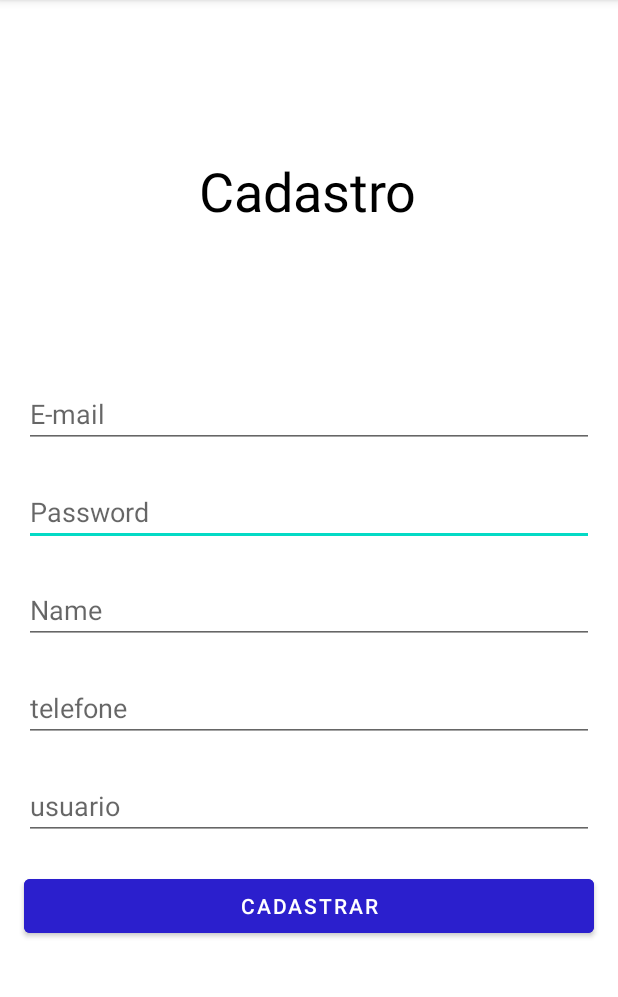
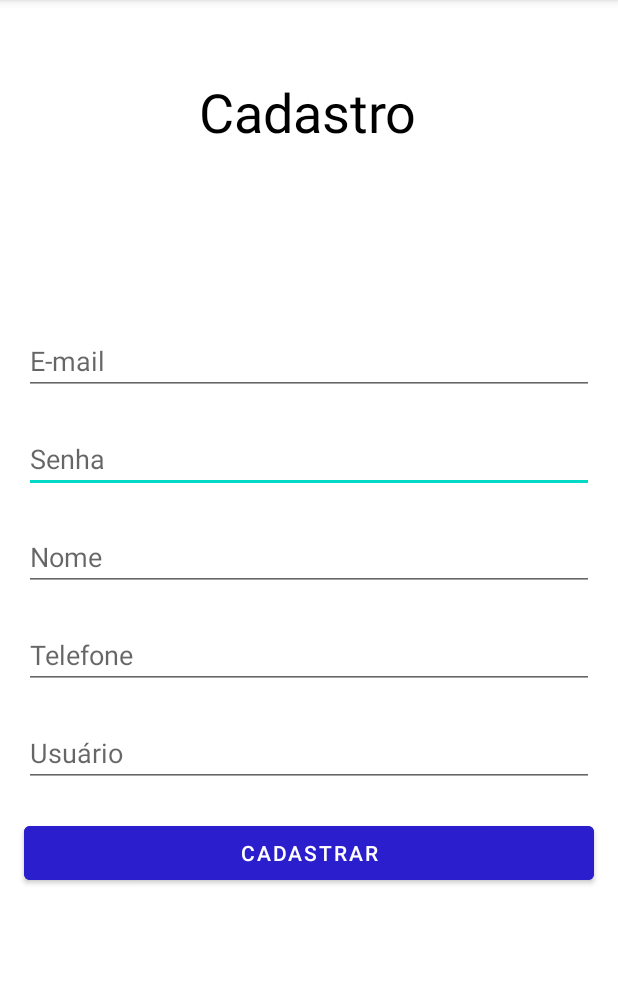
Before and after one commit to brennoharten/FInancial, an Android app: the Register screen opened directly, with no data from a screen before it, on a phone screen of 412 x 824 dp, the part 84-1081 px from its top. Run offline under Robolectric (Android 15) with nearby library versions, the phone set to English and light mode, and no system bars; our stand-ins replace Firebase (no records; nobody signed in at launch, a user with empty details on screens opened directly).

Commit message:
empacou aqui

```diff
--- a/app/src/main/java/com/example/financial/Activities/Activities/Models/User.kt
+++ b/app/src/main/java/com/example/financial/Activities/Activities/Models/User.kt
@@ -10,6 +10,6 @@ data class User(
     val name: String = "",
     val usuario: String = "",
     val numero: String = "",
-    val gastos: MutableList<Valor>,
-    val ganhos: MutableList<Valor>
+    val gastos: MutableList<Valor>?,
+    val ganhos: MutableList<Valor>?
 )
--- a/app/src/main/java/com/example/financial/Activities/Activities/Models/Valor.kt
+++ b/app/src/main/java/com/example/financial/Activities/Activities/Models/Valor.kt
@@ -1,6 +1,6 @@
 package com.example.financial.Activities.Activities.Models
 
 data class Valor(
-    val nome: String,
-    val valor: Float
+        val nome: String?,
+        val valor: Double?
 )
--- a/app/src/main/java/com/example/financial/Activities/Activities/Register.kt
+++ b/app/src/main/java/com/example/financial/Activities/Activities/Register.kt
@@ -26,8 +26,8 @@ class Register : AppCompatActivity() {
     private lateinit var registerUsuario: EditText
     private lateinit var registerPhone: EditText
 
-    private lateinit var registerGastos: MutableList<Valor>
-    private lateinit var registerGanhos: MutableList<Valor>
+    private var registerGastos: MutableList<Valor>? = null
+    private var registerGanhos: MutableList<Valor>? = null
 
     private lateinit var auth: FirebaseAuth
     private lateinit var database: FirebaseDatabase
--- a/app/src/main/res/layout/activity_register.xml
+++ b/app/src/main/res/layout/activity_register.xml
@@ -14,7 +14,7 @@
         android:layout_marginTop="20dp"
         android:layout_marginEnd="16dp"
         android:ems="10"
-        android:hint="Password"
+        android:hint="Senha"
         android:inputType="textPassword"
         app:layout_constraintEnd_toEndOf="parent"
         app:layout_constraintHorizontal_bias="0.0"
@@ -25,10 +25,10 @@
         android:id="@+id/register_text"
         android:layout_width="wrap_content"
         android:layout_height="wrap_content"
+        android:layout_marginTop="50dp"
         android:text="Cadastro"
         android:textColor="#000000"
         android:textSize="36sp"
-        app:layout_constraintBottom_toTopOf="@+id/register_edittext_email"
         app:layout_constraintEnd_toEndOf="parent"
         app:layout_constraintHorizontal_bias="0.498"
         app:layout_constraintStart_toStartOf="parent"
@@ -57,17 +57,17 @@
         android:layout_width="0dp"
         android:layout_height="wrap_content"
         android:layout_marginStart="16dp"
-        android:layout_marginTop="220dp"
+        android:layout_marginTop="80dp"
         android:layout_marginEnd="16dp"
         android:ems="10"
         android:hint="E-mail"
         android:inputType="textEmailAddress"
         app:layout_constraintBottom_toBottomOf="parent"
         app:layout_constraintEnd_toEndOf="parent"
-        app:layout_constraintHorizontal_bias="0.0"
+        app:layout_constraintHorizontal_bias="1.0"
         app:layout_constraintStart_toStartOf="parent"
-        app:layout_constraintTop_toTopOf="parent"
-        app:layout_constraintVertical_bias="0.066" />
+        app:layout_constraintTop_toBottomOf="@+id/register_text"
+        app:layout_constraintVertical_bias="0.072" />
 
     <EditText
         android:id="@+id/register_edittext_Name"
@@ -77,7 +77,7 @@
         android:layout_marginTop="20dp"
         android:layout_marginEnd="16dp"
         android:ems="10"
-        android:hint="Name"
+        android:hint="Nome"
         android:inputType="textPersonName"
         app:layout_constraintEnd_toEndOf="parent"
         app:layout_constraintHorizontal_bias="0.0"
@@ -92,7 +92,7 @@
         android:layout_marginTop="20dp"
         android:layout_marginEnd="16dp"
         android:ems="10"
-        android:hint="telefone"
+        android:hint="Telefone"
         android:inputType="phone"
         app:layout_constraintEnd_toEndOf="parent"
         app:layout_constraintStart_toStartOf="parent"
@@ -106,7 +106,7 @@
         android:layout_marginTop="20dp"
         android:layout_marginEnd="16dp"
         android:ems="10"
-        android:hint="usuario"
+        android:hint="Usuário"
         android:inputType="textPersonName"
         app:layout_constraintEnd_toEndOf="parent"
         app:layout_constraintStart_toStartOf="parent"
```
Also changed, not shown: app/src/main/java/com/example/financial/Activities/Activities/Ganhos.kt (+30 -1 lines), app/src/main/java/com/example/financial/Activities/Activities/Gastos.kt (+31 -1 lines), app/src/main/java/com/example/financial/Activities/Activities/MainActivity.kt (+65 -34 lines), app/src/main/res/layout/activity_ganhos.xml (+15 -3 lines), app/src/main/res/layout/activity_gastos.xml (+14 -2 lines), app/src/main/res/layout/activity_main.xml (+13 -12 lines).
